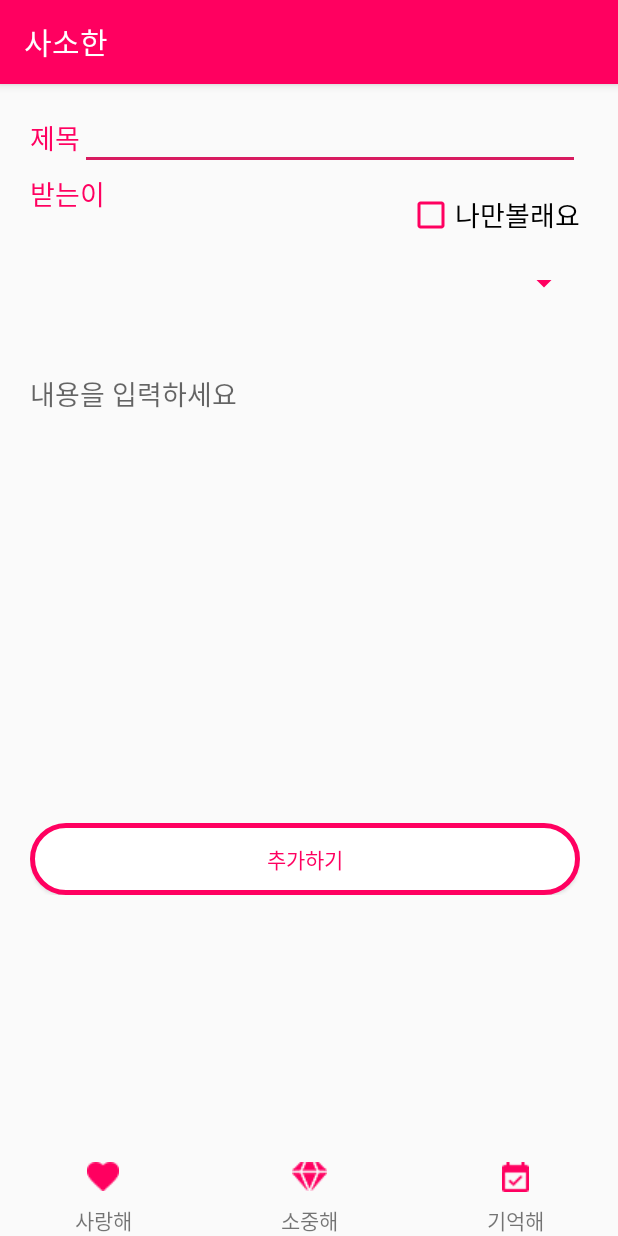
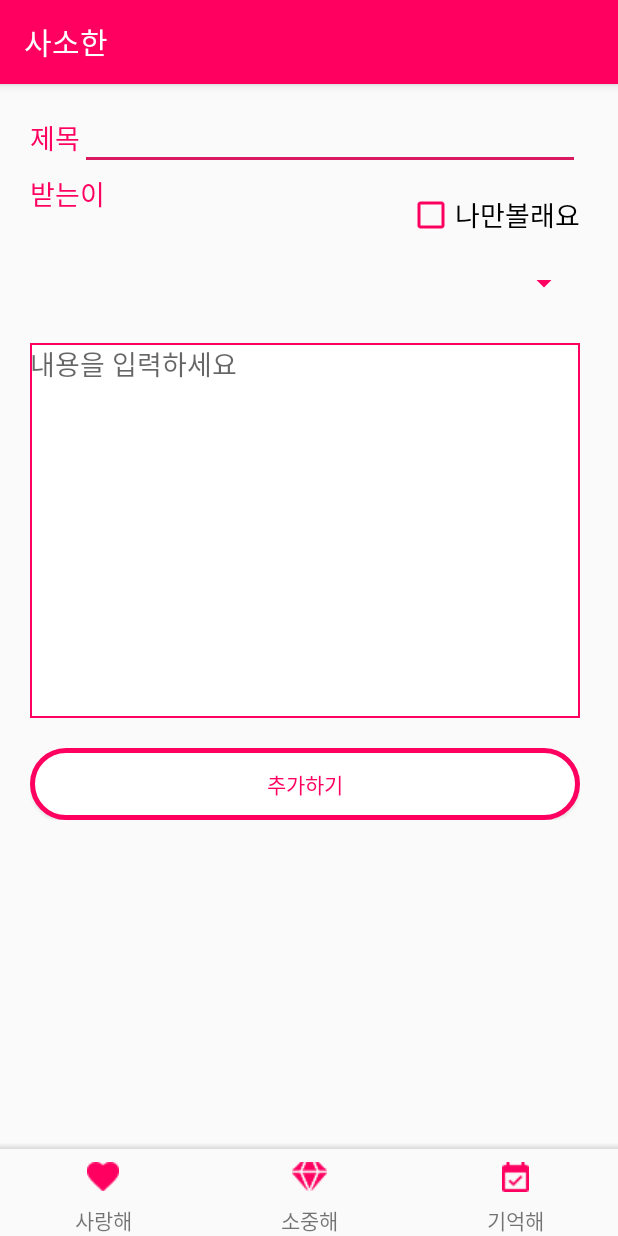
Before and after one commit to tmddus/SASOHAN, an Android app: the screen it shows after launch (MainActivity), on a phone screen of 412 x 824 dp. Run offline under Robolectric (Android 15) with nearby library versions, the phone set to English and light mode, and no system bars.

Commit message:
사랑해xml 2

```diff
--- /dev/null
+++ b/app/src/main/res/drawable/edittext.xml
@@ -0,0 +1,12 @@
+<?xml version="1.0" encoding="utf-8"?>
+    <shape xmlns:android="http://schemas.android.com/apk/res/android"
+        android:padding="10dp"
+        android:shape="rectangle" >
+
+        <solid android:color="#FFFFFFFF" />
+
+        <stroke
+            android:width="2px"
+            android:color="#ff0060" />
+
+    </shape>
--- /dev/null
+++ b/app/src/main/res/drawable/shadow.xml
@@ -0,0 +1,7 @@
+<?xml version="1.0" encoding="utf-8"?>
+<shape xmlns:android="http://schemas.android.com/apk/res/android">
+    <gradient
+        android:startColor="#1F000000"
+        android:endColor="@android:color/transparent"
+        android:angle="90" />
+</shape>
--- /dev/null
+++ b/app/src/main/res/drawable/spinner.xml
@@ -0,0 +1,11 @@
+<?xml version="1.0" encoding="utf-8"?>
+<selector xmlns:android="http://schemas.android.com/apk/res/android">
+    <item>
+        <shape>
+            <stroke android:color="#ff0060" android:width="1dp" />
+            <corners android:radius="5dp" />
+            <solid android:color="#fff" />
+        </shape>
+
+    </item>
+</selector>
--- a/app/src/main/res/layout/activity_main.xml
+++ b/app/src/main/res/layout/activity_main.xml
@@ -14,13 +14,18 @@
         android:layout_height="match_parent"
         android:layout_above="@+id/linearLayout"
         android:layout_weight="1" />
-
+    <View
+        android:layout_width="match_parent"
+        android:layout_height="4dp"
+        android:layout_above="@id/bottom_bar"
+        android:background="@drawable/shadow"/>
     <LinearLayout
         android:layout_width="match_parent"
         android:layout_height="58dp"
         android:orientation="horizontal"
         android:layout_alignParentBottom="true"
-        android:id="@+id/linearLayout">
+        android:id="@+id/bottom_bar">
+
         <LinearLayout
             android:layout_weight="1"
             android:layout_width="wrap_content"
--- a/app/src/main/res/layout/saranghae.xml
+++ b/app/src/main/res/layout/saranghae.xml
@@ -22,6 +22,7 @@
                 android:textSize="18sp"
                 android:layout_marginTop="14dp"
                 android:textColor="#ff0060"
+                android:focusable="true"
                 />
             <EditText
                 android:layout_width="match_parent"
@@ -67,6 +68,7 @@
                 android:layout_height="39dp"
                 android:layout_marginTop="10dp"
                 app:theme="@style/EditTextStyle"
+
             >
 
             </Spinner>
@@ -76,7 +78,6 @@
             android:layout_width="match_parent"
             android:layout_height="wrap_content"
             android:orientation="vertical"
-            android:layout_marginTop="20dp"
             android:layout_marginLeft="20dp"
             android:layout_marginRight="25dp">
             <!--<view-->
@@ -86,12 +87,14 @@
                 <!--/>-->
             <EditText
                 android:layout_width="match_parent"
-                android:layout_height="300dp"
+                android:layout_height="250dp"
                 app:theme="@style/EditTextStyle"
                 android:hint="내용을 입력하세요"
                 android:gravity="top"
                 android:layout_marginTop="20dp"
-                android:background="@null"/>
+                android:layout_marginBottom="20dp"
+                android:background="@drawable/edittext"
+                />
         </LinearLayout>
 
         <LinearLayout
```
